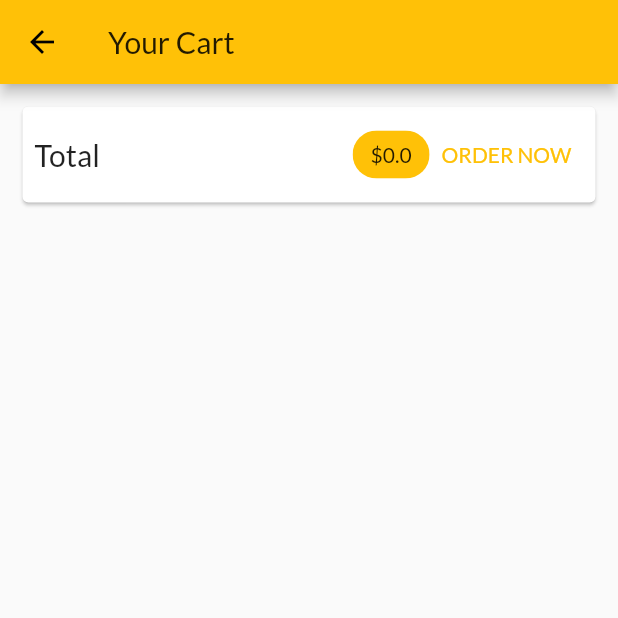
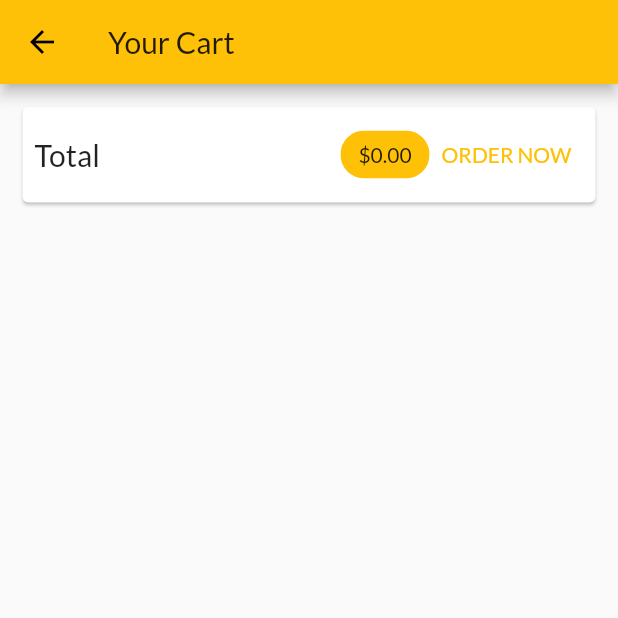
Before and after one commit to jhanvi1061/Shop-App, a Flutter app: the CartScreen screen opened by its route, after a tap on "ORDER NOW", on a phone screen of 412 x 824 dp, the top half of it. Run offline on Flutter 3.47's test engine with Material 2 defaults, Android fonts, the phone set to English and light mode, and no system bars; network calls fail.

```diff
--- a/lib/screens/cart_screen.dart
+++ b/lib/screens/cart_screen.dart
@@ -1,6 +1,7 @@
 import 'package:flutter/material.dart';
 import 'package:provider/provider.dart';
 import 'package:shop_app/providers/cart.dart' show Cart;
+import 'package:shop_app/providers/orders.dart';
 
 import '../widgets/cart_item.dart';
 
@@ -30,7 +31,7 @@ class CartScreen extends StatelessWidget {
                   Spacer(),
                   Chip(
                     label: Text(
-                      "\$${cart.totalAmount}",
+                      "\$${cart.totalAmount.toStringAsFixed(2)}",
                       style: TextStyle(
                         color:
                             Theme.of(context).primaryTextTheme.headline6.color,
@@ -45,7 +46,13 @@ class CartScreen extends StatelessWidget {
                         color: Theme.of(context).primaryColor,
                       ),
                     ),
-                    onPressed: () {},
+                    onPressed: () {
+                      Provider.of<Orders>(context, listen: false).addOrder(
+                        cart.items.values.toList(),
+                        cart.totalAmount,
+                      );
+                      cart.clear();
+                    },
                   ),
                 ],
               ),
```
